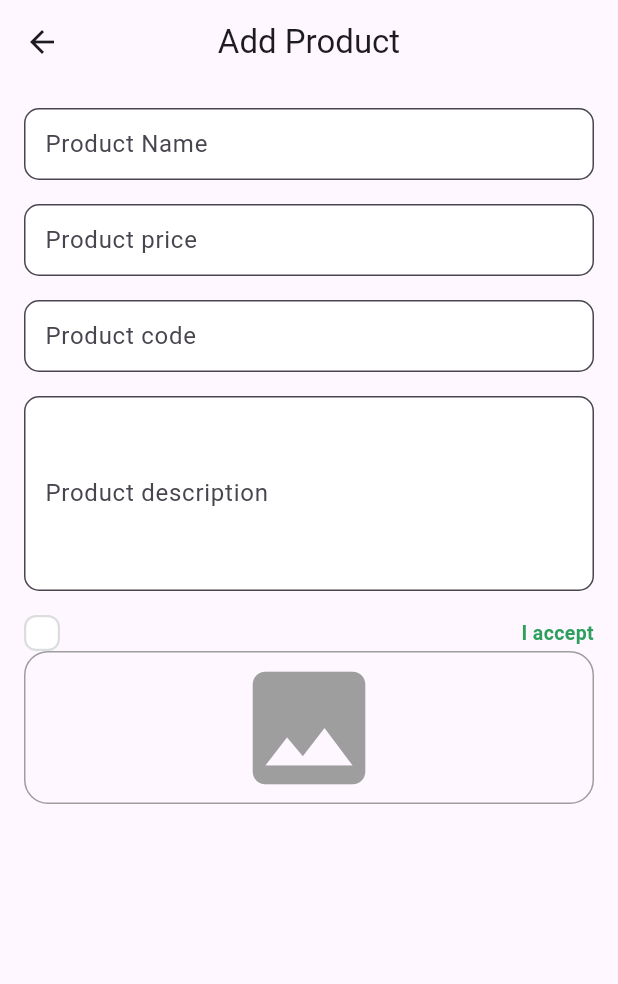
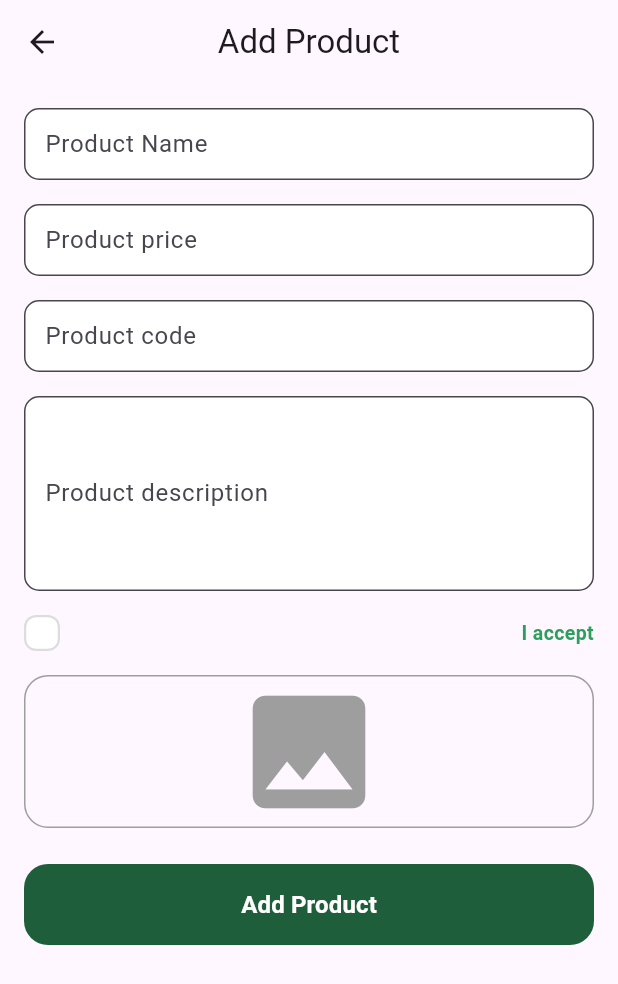
Before and after one commit to mahmoudahmed1718/ecommercedash, a Flutter app: the AddProductView screen opened by its route, on a phone screen of 412 x 824 dp. Shown: the top 984 px of the screen. Run offline on Flutter 3.47's test engine with Material 3 defaults, Android fonts, the phone set to English and light mode, and no system bars; drawn by our look-alikes of skeletonizer; our stand-ins replace firebase_core, image_picker; accounts and stored records are empty.

Commit message:
Refactor CustomTextFormField to correct onSaved callback name; update AddProductViewBody to handle form state and add product details

```diff
--- a/lib/core/widgets/custom_text_form_filed.dart
+++ b/lib/core/widgets/custom_text_form_filed.dart
@@ -4,14 +4,14 @@ class CustomTextFormField extends StatelessWidget {
   final String name;
   final TextInputType textType;
   final int maxLines;
-  final void Function(String?)? onSave;
+  final void Function(String?)? onSaved;
 
   const CustomTextFormField({
     super.key,
     required this.name,
     this.textType = TextInputType.text,
     this.maxLines = 1,
-    this.onSave,
+    this.onSaved,
   });
 
   @override
@@ -35,7 +35,7 @@ class CustomTextFormField extends StatelessWidget {
         }
         return null;
       },
-      onSaved: onSave,
+      onSaved: onSaved,
     );
   }
 }
--- /dev/null
+++ b/lib/core/widgets/snak_bar.dart
@@ -0,0 +1,10 @@
+import 'package:flutter/material.dart';
+
+ScaffoldFeatureController<SnackBar, SnackBarClosedReason> snackBarMethod(
+  BuildContext context,
+  String text,
+) {
+  return ScaffoldMessenger.of(
+    context,
+  ).showSnackBar(SnackBar(content: Text(text)));
+}
--- a/lib/features/add_product/presentation/view/widgets/add_product_view_body.dart
+++ b/lib/features/add_product/presentation/view/widgets/add_product_view_body.dart
@@ -1,4 +1,8 @@
+import 'dart:io';
+
+import 'package:ecommercedash/core/widgets/custom_button.dart';
 import 'package:ecommercedash/core/widgets/custom_text_form_filed.dart';
+import 'package:ecommercedash/core/widgets/snak_bar.dart';
 import 'package:ecommercedash/features/add_product/presentation/view/widgets/image_file.dart';
 import 'package:ecommercedash/features/add_product/presentation/view/widgets/is_checked_box.dart';
 import 'package:flutter/material.dart';
@@ -13,6 +17,10 @@ class AddProductViewBody extends StatefulWidget {
 class _AddProductViewBodyState extends State<AddProductViewBody> {
   GlobalKey<FormState> formKey = GlobalKey();
   AutovalidateMode autovalidateMode = AutovalidateMode.disabled;
+  late String name, code, description;
+  late double price;
+  File? image;
+  bool ischecked = false;
   @override
   Widget build(BuildContext context) {
     return Form(
@@ -26,36 +34,63 @@ class _AddProductViewBodyState extends State<AddProductViewBody> {
             CustomTextFormField(
               name: 'Product Name',
               textType: TextInputType.text,
+              onSaved: (value) {
+                name = value!;
+              },
             ),
             const SizedBox(height: 16),
             CustomTextFormField(
               name: 'Product price',
               textType: TextInputType.number,
+              onSaved: (value) {
+                price = double.parse(value!);
+              },
             ),
             const SizedBox(height: 16),
             CustomTextFormField(
               name: 'Product code',
               textType: TextInputType.number,
+              onSaved: (value) {
+                code = value!;
+              },
             ),
             const SizedBox(height: 16),
             CustomTextFormField(
               name: 'Product description',
               textType: TextInputType.text,
               maxLines: 5,
+              onSaved: (value) {
+                description = value!;
+              },
             ),
             const SizedBox(height: 16),
 
-            IsCheckedBox(
-              onchanged: (value) {
-                // Handle the checkbox state change
-                // You can save it to a state variable or process it as needed
+            IsCheckedBox(onchanged: (value) {}),
+            const SizedBox(height: 16),
+            ImageFile(onImagePicked: (imageFile) {}),
+            const SizedBox(height: 24),
+            CustomButton(
+              onpressed: () {
+                if (formKey.currentState!.validate()) {
+                  formKey.currentState!.save();
+                  if (image == null) {
+                    snackBarMethod(context, 'Please select an image');
+                    return;
+                  }
+                  if (!ischecked) {
+                    snackBarMethod(
+                      context,
+                      'Please accept the terms and conditions',
+                    );
+                    return;
+                  }
+                  snackBarMethod(context, 'Product added successfully');
+                }
+                setState(() {
+                  autovalidateMode = AutovalidateMode.always;
+                });
               },
-            ),
-            ImageFile(
-              onImagePicked: (imageFile) {
-                // Handle the picked image file
-                // You can save it to a state variable or process it as needed
-              },
+              text: 'Add Product',
             ),
             const SizedBox(height: 16),
           ],
```
